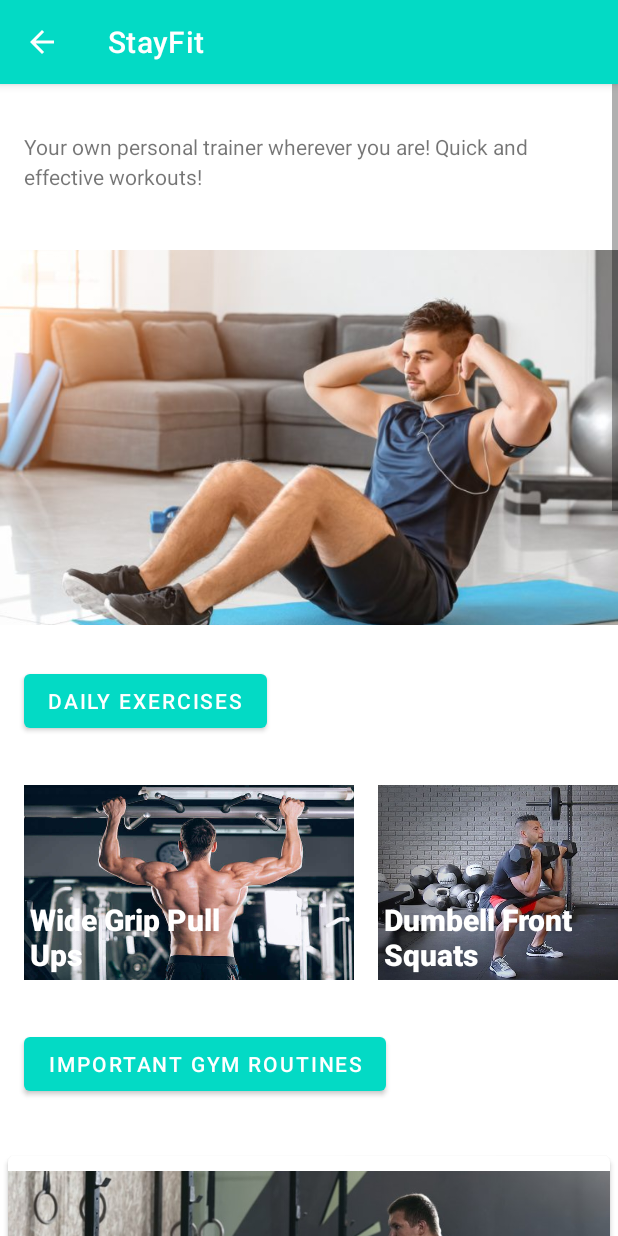
After one commit to A-tafaj/stay-fit, an Android app: the fitActivity screen opened directly, with no data from a screen before it, on a phone screen of 412 x 824 dp. The commit adds this screen. Run offline under Robolectric (Android 15) with nearby library versions, the phone set to English and light mode, and no system bars.

Commit message:
Added Exercises fragment/activity

```diff
--- a/app/build.gradle
+++ b/app/build.gradle
@@ -33,7 +33,6 @@ dependencies {
 
     implementation 'androidx.appcompat:appcompat:1.3.1'
     implementation 'com.google.android.material:material:1.4.0'
-    //implementation 'com.google.android.material:material:1.5.0-alpha04'
     implementation 'androidx.constraintlayout:constraintlayout:2.1.1'
     implementation 'androidx.navigation:navigation-fragment:2.3.5'
     implementation 'androidx.navigation:navigation-ui:2.3.5'
@@ -44,7 +43,6 @@ dependencies {
     implementation 'com.google.firebase:firebase-database:20.0.2'
     implementation 'com.github.bumptech.glide:glide:4.12.0'
     implementation 'com.google.code.gson:gson:2.8.8'
-    //implementation "com.android.support:support-fragment:+"
 
     testImplementation 'junit:junit:4.13.2'
     androidTestImplementation 'androidx.test.ext:junit:1.1.3'
--- /dev/null
+++ b/app/src/main/java/fiek/unipr/stayfit/activities/fitActivity.java
@@ -0,0 +1,234 @@
+package fiek.unipr.stayfit.activities;
+
+import android.graphics.Bitmap;
+import android.graphics.BitmapFactory;
+import android.os.AsyncTask;
+import android.os.Bundle;
+import android.view.View;
+import android.widget.Button;
+import android.widget.ImageView;
+import android.widget.Toast;
+
+import androidx.appcompat.app.AppCompatActivity;
+import androidx.constraintlayout.widget.ConstraintLayout;
+import androidx.recyclerview.widget.GridLayoutManager;
+import androidx.recyclerview.widget.LinearLayoutManager;
+import androidx.recyclerview.widget.RecyclerView;
+import androidx.viewpager.widget.ViewPager;
+
+import com.google.android.material.snackbar.Snackbar;
+
+import java.io.IOException;
+import java.io.InputStream;
+import java.net.HttpURLConnection;
+import java.net.MalformedURLException;
+import java.net.URL;
+import java.util.ArrayList;
+import java.util.List;
+import java.util.concurrent.ExecutionException;
+
+import fiek.unipr.stayfit.R;
+import fiek.unipr.stayfit.adapters.ImageAdapter;
+import fiek.unipr.stayfit.fragments.PictureFragment;
+import fiek.unipr.stayfit.adapters.RecyclerViewExerciseAdapter;
+import fiek.unipr.stayfit.models.Workouts;
+import fiek.unipr.stayfit.adapters.WorkoutsAdapter;
+import fiek.unipr.stayfit.models.Exercises;
+
+public class fitActivity extends AppCompatActivity {
+
+    ConstraintLayout fitActivity;
+
+    RecyclerView myRecyclerView;
+    RecyclerViewExerciseAdapter myAdapter;
+
+    List<Exercises> exercise;
+
+
+    RecyclerView workoutRecycler;
+    WorkoutsAdapter workoutsAdapter;
+    List<Workouts> workoutsList;
+
+
+    public void displayToast(View v) {
+        Toast.makeText(fitActivity.this, "Do these workouts Daily",
+                Toast.LENGTH_SHORT).show();
+    }
+
+    public void buttonClick(View v) {
+        Snackbar.make(fitActivity, "Important Gym Routines", Snackbar.LENGTH_SHORT)
+                .setAction("Close", new View.OnClickListener() {
+                    @Override
+                    public void onClick(View view) {
+                    }
+                })
+                .setActionTextColor(getResources().getColor(R.color.white)).show();
+    }
+
+    @Override
+    protected void onCreate(Bundle savedInstanceState) {
+        super.onCreate(savedInstanceState);
+        setContentView(R.layout.activity_fit);
+        getSupportActionBar().setDisplayHomeAsUpEnabled(true);
+
+        fitActivity = findViewById(R.id.fitActivity);
+
+        ViewPager viewPager = findViewById(R.id.viewPager);
+        ImageAdapter adapter = new ImageAdapter(this);
+        viewPager.setAdapter(adapter);
+
+        workoutRecycler = findViewById(R.id.workout_items);
+
+        workoutsList = new ArrayList<>();
+        workoutsList.add(new Workouts("On a bar or assisted pullup machine," +
+                " place your hands so they are each 6-8 inches beyond your shoulder width," +
+                " fingers facing away from you. Inhale,then exhale as you pull your body up, " +
+                "chin above the bar. Inhale as you lower down with control.", "Wide Grip Pull Ups",
+                R.drawable.pullup, R.drawable.pullup));
+
+        workoutsList.add(new Workouts("Set your feet hip-to-shoulder-width apart." +
+                " Holding dumbbells above your shoulders, elbows bent and close to your sides," +
+                " inhale as you sit back deeply while keeping your chest high, into a squat. " +
+                "Exhale and press the floor away to come back to stand",
+                "Dumbell Front Squats", R.drawable.squat, R.drawable.squat));
+
+        workoutsList.add(new Workouts("Begin bending down by sending your hips back so" +
+                " your torso is hinged at the waist; lightly bend your knees. Let the barbell hang " +
+                "in front of your legs, fingers facing them, but don’t allow your shoulders to droop " +
+                "forward. Inhale, then exhale as you row the barbell up,pulling your shoulder blades" +
+                " together at the top. Slowly lower it back to start.",
+                "Barbell Bentover Row", R.drawable.barbell, R.drawable.barbell));
+
+        workoutsList.add(new Workouts("Sit on the floor with your back perpendicular to" +
+                " a weight bench, and a barbell resting in your hip crease. Rest your shoulders " +
+                "against the bench and bend your knees so your feet are on the floor. With your" +
+                " hands holding the barbell in place, inhale, then exhale as you press your hips" +
+                " toward the ceiling, such that your body from knees to shoulders forms a flat " +
+                "tabletop position and your feet are flat on the ground directly below your knees." +
+                " Inhale as you crease your hips to lower your butt back down.",
+                "Barbell Hip Thrust", R.drawable.hip, R.drawable.hip));
+
+        setWorkoutRecycler(workoutsList);
+
+        exercise = new ArrayList<>();
+        exercise.add(new Exercises("Deadlift Exercise",
+                "Arguably the king of all exercises, the deadlift hits every major muscle group hard, and is perhaps" +
+                        " the greatest test of strength there is. Because of all the muscles involved, it releases a huge amount" +
+                        " of testosterone (a muscle-building hormone) " +
+                        "into the bloodstream. For this reason, the deadlift is a great cornerstone for any fitness plan." +
+                        "1 tablespoon green chilli sauce", "Method",
+                "Deadlift Exercise\",\n" +
+                        "Arguably the king of all exercises, the deadlift hits every major muscle group hard, and is perhaps\" +\n" +
+                        "  the greatest test of strength there is. Because of all the muscles involved, it releases a huge amount\" +\n" +
+                        "  of testosterone (a muscle-building hormone!\n", R.drawable.deadlift));
+
+        exercise.add(new Exercises("Back Squat", "Deadlift Exercise\",\n" +
+                "                \"Arguably the king of all exercises, the deadlift hits every major muscle group hard, and is perhaps\" +\n" +
+                "                        \" the greatest test of strength there is. Because of all the muscles involved, it releases a huge amount\" +\n" +
+                "                        \" of testosterone (a muscle-building hormone" +
+                "Canola or vegetable oil, for frying", "Method", "\n" +
+                "Deadlift Exercise,\n" +
+                "  Arguably the king of all exercises, the deadlift hits every major muscle group hard, and is perhaps\" +\n" +
+                "    the greatest test of strength there is. Because of all the muscles involved, it releases a huge amount\" +\n" +
+                "   of testosterone (a muscle-building hormone!)", R.drawable.back));
+
+        exercise.add(new Exercises("Bench Press", "Deadlift Exercise\",\n" +
+                "   Arguably the king of all exercises, the deadlift hits every major muscle group hard, and is perhaps\" +\n" +
+                "   the greatest test of strength there is. Because of all the muscles involved, it releases a huge amount\" +\n" +
+                "  of testosterone (a muscle-building hormone"
+                , "Method",
+                "Deadlift Exercise\",\n" +
+                        " Arguably the king of all exercises, the deadlift hits every major muscle group hard, and is perhaps\" +\n" +
+                        "   the greatest test of strength there is. Because of all the muscles involved, it releases a huge amount\" +\n" +
+                        "  of testosterone (a muscle-building hormone", R.drawable.bench));
+
+        exercise.add(new Exercises("Dumbbell Romanian Deadlift", "Deadlift Exercise\",\n" +
+                "        Arguably the king of all exercises, the deadlift hits every major muscle group hard, and is perhaps\" +\n" +
+                "         the greatest test of strength there is. Because of all the muscles involved, it releases a huge amount\" +\n" +
+                "         of testosterone (a muscle-building hormone", "Method",
+                "Deadlift Exercise\",\n" +
+                        "Arguably the king of all exercises, the deadlift hits every major muscle group hard, and is perhaps\" +\n" +
+                        " the greatest test of strength there is. Because of all the muscles involved, it releases a huge amount\" +\n" +
+                        " of testosterone (a muscle-building hormone.", R.drawable.dumbell));
+
+        exercise.add(new Exercises("Kettlebell swing", "Deadlift Exercise\",\n" +
+                "        Arguably the king of all exercises, the deadlift hits every major muscle group hard, and is perhaps\" +\n" +
+                "         the greatest test of strength there is. Because of all the muscles involved, it releases a huge amount\" +\n" +
+                "         of testosterone (a muscle-building hormone"
+                , "Method",
+                "Deadlift Exercise\",\n" +
+                        "   Arguably the king of all exercises, the deadlift hits every major muscle group hard, and is perhaps\" +\n" +
+                        "   the greatest test of strength there is. Because of all the muscles involved, it releases a huge amount\" +\n" +
+                        "   of testosterone (a muscle-building hormone", R.drawable.kittlebell));
+
+        myRecyclerView = (RecyclerView) findViewById(R.id.recyclerView_id);
+
+        myAdapter = new RecyclerViewExerciseAdapter(this, exercise);
+
+        myRecyclerView.setLayoutManager(new GridLayoutManager(this, 1));
+
+        myRecyclerView.setAdapter(myAdapter);
+
+
+        Button picture = findViewById(R.id.picture);
+
+        picture.setOnClickListener(new View.OnClickListener() {
+            @Override
+            public void onClick(View view) {
+                getSupportFragmentManager().beginTransaction().replace(R.id.framelayout, new PictureFragment()).commit();
+            }
+        });
+    }
+
+    private void setWorkoutRecycler(List<Workouts> workoutsDataList) {
+        RecyclerView.LayoutManager layoutManager = new LinearLayoutManager(this, LinearLayoutManager.HORIZONTAL, false);
+        workoutRecycler.setLayoutManager(layoutManager);
+        workoutsAdapter = new WorkoutsAdapter(this, workoutsDataList);
+        workoutRecycler.setAdapter(workoutsAdapter);
+    }
+
+    String url = "https://images.pexels.com/photos/2261485/pexels-photo-2261485.jpeg?cs=srgb&dl=pexels-victor-freitas-2261485.jpg&fm=jpg";
+    ImageView imageView;
+
+    public void Loading(View view) {
+        fitActivity.DownloadImage downloadImage = new DownloadImage();
+        imageView = findViewById(R.id.imgView);
+
+        try {
+            Bitmap bitmap = downloadImage.execute(url).get();
+
+            imageView.setImageBitmap(bitmap);
+        } catch (ExecutionException e) {
+            e.printStackTrace();
+        } catch (InterruptedException e) {
+            e.printStackTrace();
+        }
+    }
+
+    public class DownloadImage extends AsyncTask<String, Void, Bitmap> {
+
+        @Override
+        protected Bitmap doInBackground(String... strings) {
+            Bitmap bitmap = null;
+
+            URL url;
+            HttpURLConnection httpURLConnection;
+
+            InputStream in;
+
+            try {
+                url = new URL(strings[0]);
+
+                httpURLConnection = (HttpURLConnection) url.openConnection();
+                in = httpURLConnection.getInputStream();
+                bitmap = BitmapFactory.decodeStream(in);
+
+            } catch (MalformedURLException e) {
+                e.printStackTrace();
+            } catch (IOException e) {
+                e.printStackTrace();
+            }
+            return bitmap;
+        }
+    }
+}
--- /dev/null
+++ b/app/src/main/java/fiek/unipr/stayfit/adapters/ImageAdapter.java
@@ -0,0 +1,47 @@
+package fiek.unipr.stayfit.adapters;
+
+
+import android.content.Context;
+import android.view.View;
+import android.view.ViewGroup;
+import android.widget.ImageView;
+
+import androidx.annotation.NonNull;
+import androidx.viewpager.widget.PagerAdapter;
+
+import fiek.unipr.stayfit.R;
+
+public class ImageAdapter extends PagerAdapter {
+
+    private Context mContext;
+    private int[] imageId = new int[]{R.drawable.five, R.drawable.first, R.drawable.second, R.drawable.third, R.drawable.five};
+
+    public ImageAdapter(Context context) {
+        mContext = context;
+    }
+
+    @Override
+    public int getCount() {
+        return imageId.length;
+    }
+
+    @Override
+    public boolean isViewFromObject(@NonNull View view, Object object) {
+        return view == object;
+    }
+
+    @NonNull
+    @Override
+    public Object instantiateItem(@NonNull ViewGroup container, int position) {
+        ImageView imageView = new ImageView(mContext);
+        imageView.setScaleType(ImageView.ScaleType.CENTER_CROP);
+        imageView.setImageResource(imageId[position]);
+        container.addView(imageView, 0);
+        return imageView;
+    }
+
+    @Override
+    public void destroyItem(@NonNull ViewGroup container, int position, Object object) {
+        container.removeView((ImageView) object);
+    }
+}
--- /dev/null
+++ b/app/src/main/java/fiek/unipr/stayfit/adapters/RecyclerViewExerciseAdapter.java
@@ -0,0 +1,83 @@
+package fiek.unipr.stayfit.adapters;
+
+
+import android.annotation.SuppressLint;
+import android.content.Context;
+import android.content.Intent;
+import android.view.LayoutInflater;
+import android.view.View;
+import android.view.ViewGroup;
+import android.widget.ImageView;
+import android.widget.TextView;
+
+import androidx.annotation.NonNull;
+import androidx.cardview.widget.CardView;
+import androidx.recyclerview.widget.RecyclerView;
+
+import java.util.List;
+
+import fiek.unipr.stayfit.R;
+import fiek.unipr.stayfit.activities.ExercisesActivity;
+import fiek.unipr.stayfit.models.Exercises;
+
+public class RecyclerViewExerciseAdapter extends RecyclerView.Adapter<RecyclerViewExerciseAdapter.MyHolder> {
+
+    private Context mContext;
+    private List<Exercises> mData;
+
+    public RecyclerViewExerciseAdapter(Context mContext, List<Exercises> mData) {
+        this.mContext = mContext;
+        this.mData = mData;
+    }
+
+    @NonNull
+    @Override
+    public MyHolder onCreateViewHolder(@NonNull ViewGroup viewGroup, int i) {
+
+        View view;
+        LayoutInflater layoutInflater = LayoutInflater.from(mContext);
+        view = layoutInflater.inflate(R.layout.cardview_exercise, viewGroup, false);
+        return new MyHolder(view);
+    }
+
+    @Override
+    public void onBindViewHolder(@NonNull final MyHolder myHolder, @SuppressLint("RecyclerView") final int i) {
+
+        myHolder.exerciseTitle.setText(mData.get(i).getExerciseName());
+        myHolder.img_thumbnail.setImageResource(mData.get(i).getThumbnail());
+        myHolder.cardView.setOnClickListener(new View.OnClickListener() {
+            @Override
+            public void onClick(View v) {
+                Intent intent = new Intent(mContext, ExercisesActivity.class);
+
+                intent.putExtra("ExerciseName", mData.get(i).getExerciseName());
+                intent.putExtra("ExerciseDescription", mData.get(i).getExerciseDescription());
+                intent.putExtra("ExerciseTitle", mData.get(i).getExerciseTitle());
+                intent.putExtra("Exercise", mData.get(i).getExercise());
+                intent.putExtra("Thumbnail", mData.get(i).getThumbnail());
+
+                mContext.startActivity(intent);
+            }
+        });
+    }
+
+    @Override
+    public int getItemCount() {
+        return mData.size();
+    }
+
+    public class MyHolder extends RecyclerView.ViewHolder {
+
+        TextView exerciseTitle;
+        CardView cardView;
+        ImageView img_thumbnail;
+
+        public MyHolder(@NonNull View itemView) {
+            super(itemView);
+
+            exerciseTitle = (TextView) itemView.findViewById(R.id.exercise_text);
+            img_thumbnail = (ImageView) itemView.findViewById(R.id.exerciseimg_id);
+            cardView = (CardView) itemView.findViewById(R.id.cardview_id);
+        }
+    }
+}
--- /dev/null
+++ b/app/src/main/java/fiek/unipr/stayfit/adapters/WorkoutsAdapter.java
@@ -0,0 +1,76 @@
+package fiek.unipr.stayfit.adapters;
+
+import android.annotation.SuppressLint;
+import android.content.Context;
+import android.content.Intent;
+import android.view.LayoutInflater;
+import android.view.View;
+import android.view.ViewGroup;
+import android.widget.TextView;
+
+import androidx.annotation.NonNull;
+import androidx.constraintlayout.widget.ConstraintLayout;
+import androidx.recyclerview.widget.RecyclerView;
+
+import java.util.List;
+
+import fiek.unipr.stayfit.R;
+import fiek.unipr.stayfit.activities.WorkoutDetails;
+import fiek.unipr.stayfit.models.Workouts;
+
+public class WorkoutsAdapter extends RecyclerView.Adapter<WorkoutsAdapter.WorkoutsViewHolder> {
+
+    Context context;
+
+    public WorkoutsAdapter(Context context, List<Workouts> workoutsList) {
+        this.context = context;
+        this.workoutsList = workoutsList;
+    }
+
+    List<Workouts> workoutsList;
+
+    @NonNull
+    @Override
+    public WorkoutsViewHolder onCreateViewHolder(@NonNull ViewGroup parent, int viewType) {
+
+        View view = LayoutInflater.from(context).inflate(R.layout.workout_items, parent, false);
+        return new WorkoutsViewHolder(view);
+    }
+
+    @Override
+    public void onBindViewHolder(@NonNull WorkoutsViewHolder holder, @SuppressLint("RecyclerView") int position) {
+        holder.name.setText(workoutsList.get(position).getName());
+        holder.name.setText(workoutsList.get(position).getDescripton());
+        holder.bg.setBackgroundResource(workoutsList.get(position).getImageUrl());
+
+        holder.itemView.setOnClickListener(new View.OnClickListener() {
+            @Override
+            public void onClick(View view) {
+                Intent i = new Intent(context, WorkoutDetails.class);
+                i.putExtra("name", workoutsList.get(position).getName());
+                i.putExtra("image", workoutsList.get(position).getBigimageurl());
+                i.putExtra("description", workoutsList.get(position).getDescripton());
+                context.startActivity(i);
+            }
+        });
+    }
+
+    @Override
+    public int getItemCount() {
+        return workoutsList.size();
+    }
+
+    public static class WorkoutsViewHolder extends RecyclerView.ViewHolder {
+
+        TextView name, description, img;
+        ConstraintLayout bg;
+
+        public WorkoutsViewHolder(@NonNull View itemView) {
+            super(itemView);
+
+            name = itemView.findViewById(R.id.workoutName);
+            description = itemView.findViewById(R.id.workoutDescription);
+            bg = itemView.findViewById(R.id.workout_layout);
+        }
+    }
+}
--- /dev/null
+++ b/app/src/main/java/fiek/unipr/stayfit/models/Exercises.java
@@ -0,0 +1,39 @@
+package fiek.unipr.stayfit.models;
+
+public class Exercises {
+    private String ExerciseName;
+    private String ExerciseDescription;
+    private String ExerciseTitle;
+    private String Exercise;
+    private int Thumbnail;
+
+    public Exercises(String name, String exerciseDescription, String exerciseTitle, String exercise, int thumbnail) {
+
+        ExerciseName = name;
+        ExerciseDescription = exerciseDescription;
+        ExerciseTitle = exerciseTitle;
+        Exercise = exercise;
+        Thumbnail = thumbnail;
+    }
+
+    public String getExerciseName() {
+
+        return ExerciseName;
+    }
+
+    public String getExerciseDescription() {
+        return ExerciseDescription;
+    }
+
+    public String getExerciseTitle() {
+        return ExerciseTitle;
+    }
+
+    public String getExercise() {
+        return Exercise;
+    }
+
+    public int getThumbnail() {
+        return Thumbnail;
+    }
+}
--- /dev/null
+++ b/app/src/main/java/fiek/unipr/stayfit/models/Workouts.java
@@ -0,0 +1,48 @@
+package fiek.unipr.stayfit.models;
+
+public class Workouts {
+
+    String name;
+    String descripton;
+    int imageUrl;
+    int bigimageurl;
+
+    public Workouts(String name, String descripton, int imageUrl, int bigimageurl) {
+        this.name = name;
+        this.descripton = descripton;
+        this.imageUrl = imageUrl;
+        this.bigimageurl = bigimageurl;
+    }
+
+    public int getBigimageurl() {
+        return bigimageurl;
+    }
+
+    public void setBigimageurl(int bigimageurl) {
+        this.bigimageurl = bigimageurl;
+    }
+
+    public String getName() {
+        return name;
+    }
+
+    public void setName(String name) {
+        this.name = name;
+    }
+
+    public String getDescripton() {
+        return descripton;
+    }
+
+    public void setDescripton(String descripton) {
+        this.descripton = descripton;
+    }
+
+    public int getImageUrl() {
+        return imageUrl;
+    }
+
+    public void setImageUrl(int imageUrl) {
+        this.imageUrl = imageUrl;
+    }
+}
--- a/app/src/main/res/layout/activity_exercises.xml
+++ b/app/src/main/res/layout/activity_exercises.xml
@@ -4,7 +4,7 @@
     xmlns:tools="http://schemas.android.com/tools"
     android:layout_width="match_parent"
     android:layout_height="match_parent"
-    tools:context=".ExercisesActivity">
+    tools:context=".activities.ExercisesActivity">
     <ScrollView
         android:layout_width="match_parent"
         android:layout_height="match_parent"
--- a/app/src/main/res/layout/activity_fit.xml
+++ b/app/src/main/res/layout/activity_fit.xml
@@ -34,7 +34,6 @@
             app:layout_constraintHorizontal_bias="0.0"
             app:layout_constraintStart_toStartOf="parent"
             app:layout_constraintTop_toTopOf="parent" />
-
 
         <androidx.viewpager.widget.ViewPager
             android:id="@id/viewPager"
@@ -118,7 +117,8 @@
             android:layout_marginTop="32dp"
             app:layout_constraintTop_toBottomOf="@+id/btn"
             app:srcCompat="@drawable/ic_launcher_foreground"
-            tools:layout_editor_absoluteX="151dp" />
+            tools:layout_editor_absoluteX="151dp"
+            tools:ignore="VectorDrawableCompat" />
 
         <Button
             android:id="@+id/btn"
--- a/app/src/main/res/layout/activity_workout_details.xml
+++ b/app/src/main/res/layout/activity_workout_details.xml
@@ -64,10 +64,11 @@
             android:layout_width="373dp"
             android:layout_height="254dp"
             android:layout_marginTop="56dp"
+            app:layout_constraintStart_toStartOf="parent"
+            app:layout_constraintEnd_toEndOf="parent"
             app:layout_constraintTop_toBottomOf="@+id/textView5"
             app:srcCompat="@drawable/first"
             tools:layout_editor_absoluteX="16dp" />
 
-
     </androidx.constraintlayout.widget.ConstraintLayout>
 </ScrollView>
--- a/app/src/main/res/menu/my_navigation_items.xml
+++ b/app/src/main/res/menu/my_navigation_items.xml
@@ -6,7 +6,7 @@
         android:icon="@drawable/ic_foods" />
     <item android:id="@+id/fitActivity"
         android:title="@string/menu_exercises"
-        android:icon="@drawable/ic_foods" />
+        android:icon="@drawable/ic_exercise" />
     <item android:id="@+id/profileFragment"
         android:title="@string/menu_profile"
         android:icon="@drawable/ic_profile" />
```
Also changed, not shown: app/src/main/AndroidManifest.xml (+15 -5 lines), app/src/main/java/fiek/unipr/stayfit/activities/ExercisesActivity.java (added, +40 -0 lines), app/src/main/java/fiek/unipr/stayfit/activities/WorkoutDetails.java (added, +41 -0 lines), app/src/main/java/fiek/unipr/stayfit/fragments/PictureFragment.java (added, +20 -0 lines), app/src/main/res/drawable/ic_exercise.xml (added, +10 -0 lines), app/src/main/res/layout/fragment_picture.xml (+5 -4 lines), app/src/main/res/navigation/my_navigation.xml (+4 -5 lines).
